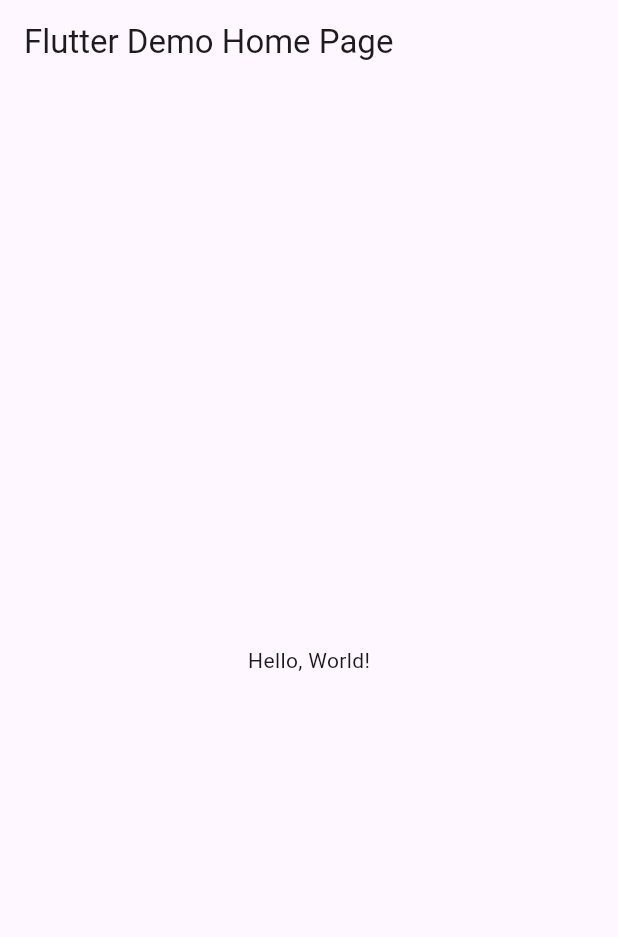
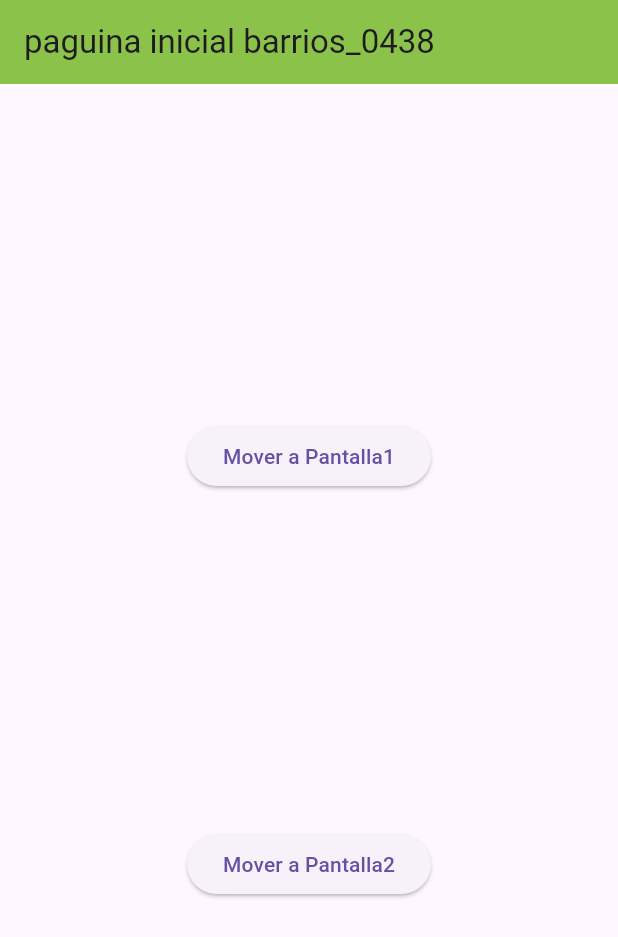
Before and after one commit to BarriosRosalesJosue465/rutas-6J-0438, a Flutter app: the screen it shows after launch, on a phone screen of 412 x 824 dp. Shown: the top 937 px of the screen. Run offline on Flutter 3.47's test engine with Material 3 defaults, Android fonts, the phone set to English and light mode, and no system bars.

```diff
--- a/lib/main.dart
+++ b/lib/main.dart
@@ -1,43 +1,23 @@
 import 'package:flutter/material.dart';
+import 'package:Barrios0438/pantalla1_0438.dart';
+import 'package:Barrios0438/pantalla2_0438.dart';
+import 'package:Barrios0438/pantallaini_0438.dart';
 
-void main() => runApp(MyApp());
+void main() => runApp(const MyApp0438());
 
-class MyApp extends StatelessWidget {
-  const MyApp({super.key});
-  // This widget is the root of your application.
+class MyApp0438 extends StatelessWidget {
+  const MyApp0438({Key? key}) : super(key: key);
+
   @override
   Widget build(BuildContext context) {
     return MaterialApp(
-      // Application name
-      title: 'Flutter Hello World',
-      // Application theme data, you can set the colors for the application as
-      // you want
-      theme: ThemeData(
-        // useMaterial3: true,
-        primarySwatch: Colors.blue,
-      ),
-      // A widget which will be started on application startup
-      home: MyHomePage(title: 'Flutter Demo Home Page'),
-    );
-  }
-}
-
-class MyHomePage extends StatelessWidget {
-  final String title;
-  const MyHomePage({super.key, required this.title});
-
-  @override
-  Widget build(BuildContext context) {
-    return Scaffold(
-      appBar: AppBar(
-        // The title text which will be shown on the action bar
-        title: Text(title),
-      ),
-      body: Center(
-        child: Text(
-          'Hello, World!',
-        ),
-      ),
-    );
-  }
-}
+      debugShowCheckedModeBanner: false,
+      initialRoute: "/",
+      routes: {
+        "/": (context) => const Pantallaini_0438(),
+        "/pantalla1_0438": (context) => const Pantalla1_0438(),
+        "/pantalla2_0438": (context) => const Pantalla2_0438(),
+      }, //fin ruta paguinas
+    ); //fin materia
+  } //fin widget
+} //fin app
--- /dev/null
+++ b/lib/pantalla1_0438.dart
@@ -0,0 +1,25 @@
+import 'package:flutter/material.dart';
+
+class Pantalla1_0438 extends StatelessWidget {
+  const Pantalla1_0438({Key? key}) : super(key: key);
+
+  @override
+  Widget build(BuildContext context) {
+    return Scaffold(
+      appBar: AppBar(
+        title: Text('Pantalla1 Barrios0438'),
+        backgroundColor: Colors.lightBlueAccent,
+      ),
+      body: Center(
+        child: Column(
+          children: [
+            ElevatedButton(
+              onPressed: () {},
+              child: const Text("pantalla1"), //fin de onpressed
+            )
+          ], //fin de niños
+        ),
+      ),
+    );
+  } //fin de widget
+} //fin de pantalla
--- /dev/null
+++ b/lib/pantallaini_0438.dart
@@ -0,0 +1,33 @@
+import 'package:flutter/material.dart';
+
+class Pantallaini_0438 extends StatelessWidget {
+  const Pantallaini_0438({Key? key}) : super(key: key);
+
+  @override
+  Widget build(BuildContext context) {
+    return Scaffold(
+        appBar: AppBar(
+          title: const Text("paguina inicial barrios_0438"),
+          backgroundColor: Colors.lightGreen,
+        ),
+        body: Center(
+          child: Column(
+            mainAxisAlignment: MainAxisAlignment.spaceEvenly,
+            children: [
+              ElevatedButton(
+                onPressed: () {
+                  Navigator.pushNamed(context, "/pantalla1_0438");
+                }, // fin onpressed
+                child: const Text("Mover a Pantalla1"),
+              ),
+              ElevatedButton(
+                onPressed: () {
+                  Navigator.pushNamed(context, "/pantalla2_0438");
+                }, // fin onpressed
+                child: const Text("Mover a Pantalla2"),
+              )
+            ],
+          ),
+        ));
+  }
+} //fin de pantalla incial
```
Also changed, not shown: lib/pantalla2_0438.dart (added, +25 -0 lines).
